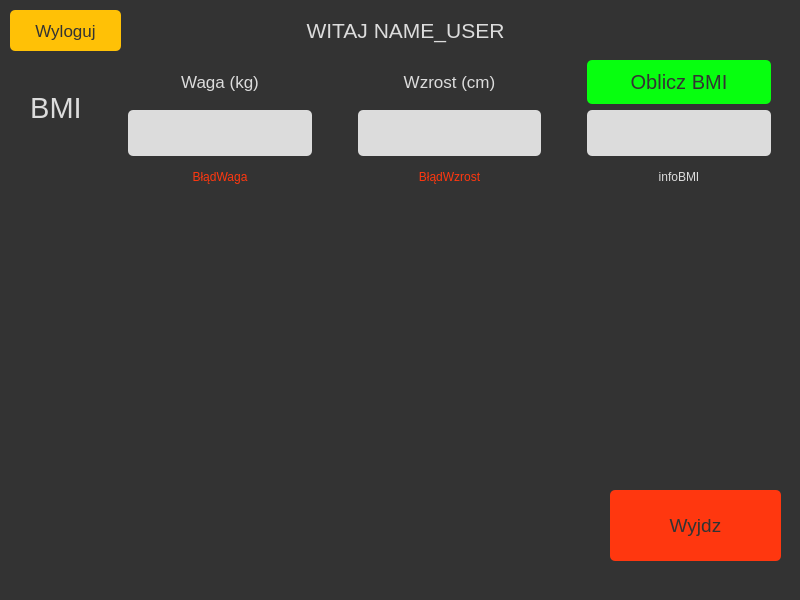
Qt form kalkulator.ui (Czajsoon/TwojeKalorieApp) before a commit.
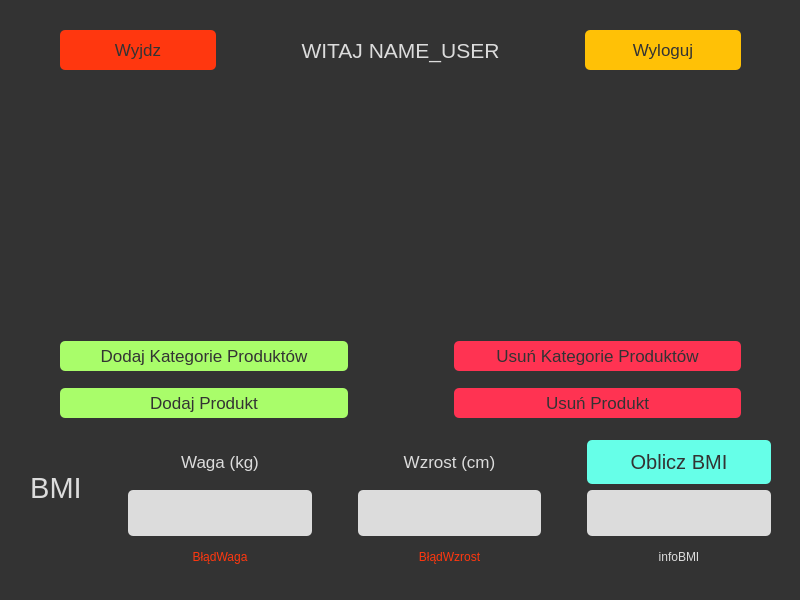
The same form after that commit.

Commit message:
baza produktów
+ czytanie z bazy kategorii
+ czytanie z bazy produktow
+zapisywanie do bazy kategorii
+zapisywanie do bazy produktow
+mozliwość dodanie kategorii
+możliwość dodania produktu do kategorii
+możliwość usunięcia kategorii
+możliwość usunięcia produktu z kategorii

```diff
--- a/kalkulator.ui
+++ b/kalkulator.ui
@@ -56,7 +56,8 @@
 	padding-bottom:10px;
 	color: rgb(51, 51, 51);
 	
-	background-color: rgb(7, 255, 15);
+	
+	background-color: rgb(102, 255, 232);
 }
 
 QPushButton#ObliczBMI:hover{
@@ -66,7 +67,11 @@
 
 
 QPushButton#Wyjdz{
-	
+margin-right: 50px;
+margin-left: 50px;
+	font-size:17px;
+padding-top:10px;
+	padding-bottom:10px;
 	color: rgb(51, 51, 51);
 	background-color: rgb(255, 55, 15);
 }
@@ -76,6 +81,8 @@
 }
 
 QPushButton#LoggOut{
+margin-right: 50px;
+margin-left: 50px;
 font-size:17px;
 padding-top:10px;
 	padding-bottom:10px;
@@ -89,31 +96,73 @@
 
 QLabel#ErrorWzrost{
 	color: rgb(255, 55, 15);
+}
+
+QPushButton#AddCategory{
+background-color: rgb(169, 253, 106);
+	color: rgb(51, 51, 51);
+font-size:17px;
+padding-top:5px;
+padding-bottom:5px;
+margin-right:50%;
+	margin-left:50%;
+}
+
+QPushButton#DeleteProduct{
+	background-color: rgb(255, 51, 82);
+	color: rgb(51, 51, 51);
+font-size:17px;
+padding-top:5px;
+padding-bottom:5px;
+margin-right:50%;
+	margin-left:50%;
+}
+
+QPushButton#DeleteCategory{
+	background-color: rgb(255, 51, 82);
+	color: rgb(51, 51, 51);
+font-size:17px;
+padding-top:5px;
+padding-bottom:5px;
+margin-right:50%;
+	margin-left:50%;
+}
+
+QPushButton#DeleteProduct:hover{
+	background-color: rgb(242, 66, 107);
+}
+
+QPushButton#DeleteCategory:hover{
+	background-color: rgb(242, 66, 107);
+}
+
+QPushButton#AddCategory:hover{
+	
+	background-color: rgb(157, 253, 150);
+
+}
+
+QPushButton#AddProduct{
+margin-right:50%;
+	margin-left:50%;
+padding-top:5px;
+padding-bottom:5px;
+	background-color: rgb(169, 253, 106);
+	color: rgb(51, 51, 51);
+font-size:17px;
+}
+
+QPushButton#AddProduct:hover{
+	
+	background-color: rgb(157, 253, 150);
+	
 }</string>
    </property>
-   <widget class="QPushButton" name="Wyjdz">
-    <property name="geometry">
-     <rect>
-      <x>610</x>
-      <y>490</y>
-      <width>171</width>
-      <height>71</height>
-     </rect>
-    </property>
-    <property name="font">
-     <font>
-      <pointsize>14</pointsize>
-     </font>
-    </property>
-    <property name="text">
-     <string>Wyjdz</string>
-    </property>
-   </widget>
    <widget class="QWidget" name="gridLayoutWidget">
     <property name="geometry">
      <rect>
       <x>10</x>
-      <y>60</y>
+      <y>440</y>
       <width>781</width>
       <height>131</height>
      </rect>
@@ -250,39 +299,91 @@
      </item>
     </layout>
    </widget>
-   <widget class="QLabel" name="WelcomUser">
+   <widget class="QWidget" name="horizontalLayoutWidget">
     <property name="geometry">
      <rect>
-      <x>250</x>
+      <x>10</x>
       <y>10</y>
-      <width>311</width>
-      <height>41</height>
+      <width>781</width>
+      <height>80</height>
      </rect>
     </property>
-    <property name="font">
-     <font>
-      <pointsize>16</pointsize>
-     </font>
-    </property>
-    <property name="text">
-     <string>WITAJ NAME_USER</string>
-    </property>
-    <property name="alignment">
-     <set>Qt::AlignCenter</set>
-    </property>
+    <layout class="QHBoxLayout" name="horizontalLayout">
+     <item>
+      <widget class="QPushButton" name="Wyjdz">
+       <property name="font">
+        <font>
+         <pointsize>-1</pointsize>
+        </font>
+       </property>
+       <property name="text">
+        <string>Wyjdz</string>
+       </property>
+      </widget>
+     </item>
+     <item>
+      <widget class="QLabel" name="WelcomUser">
+       <property name="font">
+        <font>
+         <pointsize>16</pointsize>
+        </font>
+       </property>
+       <property name="text">
+        <string>WITAJ NAME_USER</string>
+       </property>
+       <property name="alignment">
+        <set>Qt::AlignCenter</set>
+       </property>
+      </widget>
+     </item>
+     <item>
+      <widget class="QPushButton" name="LoggOut">
+       <property name="text">
+        <string>Wyloguj</string>
+       </property>
+      </widget>
+     </item>
+    </layout>
    </widget>
-   <widget class="QPushButton" name="LoggOut">
+   <widget class="QWidget" name="gridLayoutWidget_2">
     <property name="geometry">
      <rect>
       <x>10</x>
-      <y>10</y>
-      <width>111</width>
-      <height>41</height>
+      <y>330</y>
+      <width>781</width>
+      <height>101</height>
      </rect>
     </property>
-    <property name="text">
-     <string>Wyloguj</string>
-    </property>
+    <layout class="QGridLayout" name="gridLayout_2">
+     <item row="1" column="0">
+      <widget class="QPushButton" name="AddProduct">
+       <property name="text">
+        <string>Dodaj Produkt</string>
+       </property>
+      </widget>
+     </item>
+     <item row="0" column="0">
+      <widget class="QPushButton" name="AddCategory">
+       <property name="text">
+        <string>Dodaj Kategorie Produktów</string>
+       </property>
+      </widget>
+     </item>
+     <item row="0" column="1">
+      <widget class="QPushButton" name="DeleteCategory">
+       <property name="text">
+        <string>Usuń Kategorie Produktów</string>
+       </property>
+      </widget>
+     </item>
+     <item row="1" column="1">
+      <widget class="QPushButton" name="DeleteProduct">
+       <property name="text">
+        <string>Usuń Produkt</string>
+       </property>
+      </widget>
+     </item>
+    </layout>
    </widget>
   </widget>
   <widget class="QMenuBar" name="menubar">
```
Left out of the diff: 5 changed lines with no effect on the pictures. The commit also changes 36 other files.
